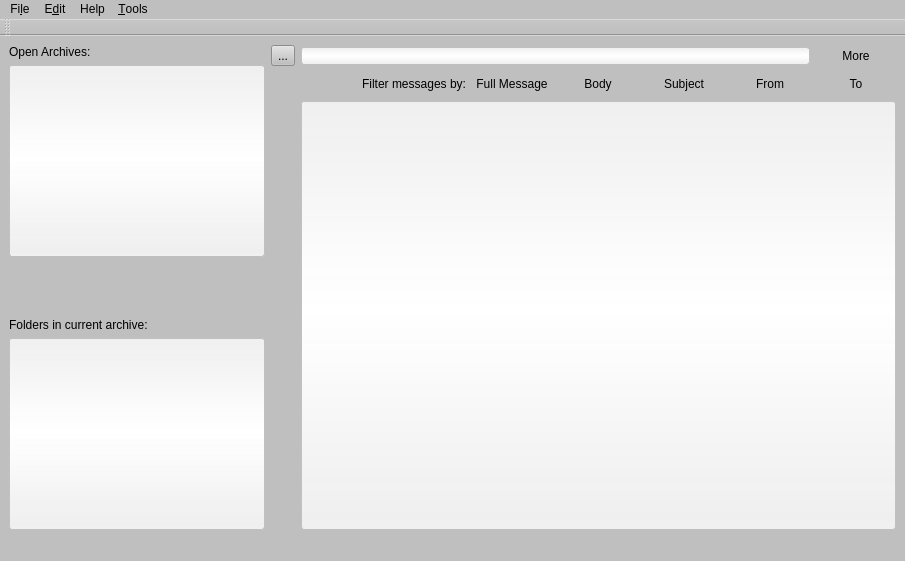
CarlosNihelton/MailArchiver, file src/MailArchiverWidget.ui: the form before one commit.
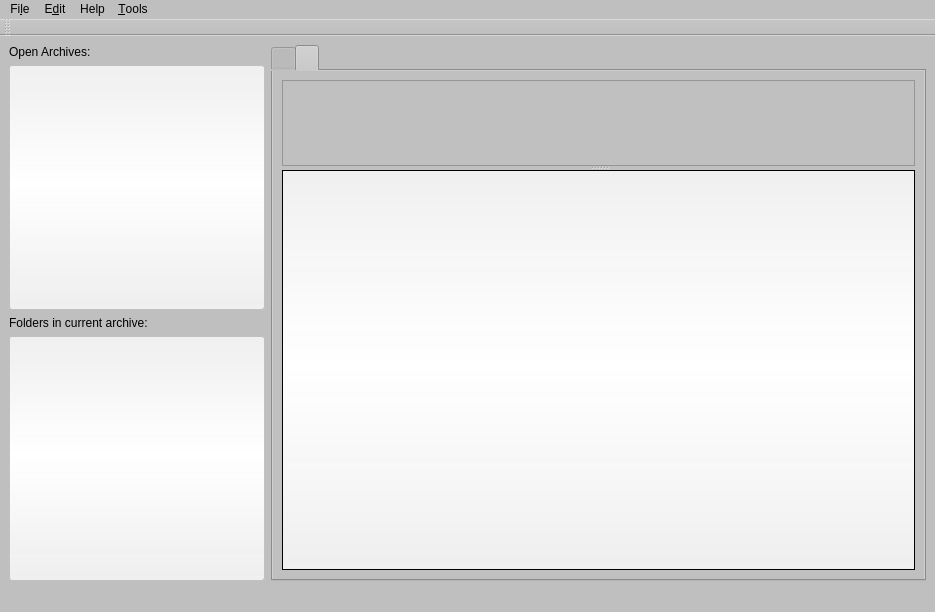
The form after the commit. The open tabs and pages were chosen to show the change. Icons and pictures are not drawn.

```diff
--- a/src/MailArchiverWidget.ui
+++ b/src/MailArchiverWidget.ui
@@ -6,8 +6,8 @@
    <rect>
     <x>0</x>
     <y>0</y>
-    <width>905</width>
-    <height>561</height>
+    <width>935</width>
+    <height>608</height>
    </rect>
   </property>
   <property name="sizePolicy">
@@ -49,7 +49,19 @@
       <property name="orientation">
        <enum>Qt::Horizontal</enum>
       </property>
-      <widget class="QWidget" name="gridLayoutWidget">
+      <widget class="QTabWidget" name="tabWidget">
+       <property name="currentIndex">
+        <number>0</number>
+       </property>
+       <property name="tabsClosable">
+        <bool>false</bool>
+       </property>
+       <widget class="QWidget" name="openArchive">
+        <attribute name="title">
+         <string>&lt;Open Archive&gt;</string>
+        </attribute>
+        <layout class="QGridLayout" name="gridLayout_2">
+         <item row="0" column="0">
        <layout class="QGridLayout" name="gridLayout">
         <item row="1" column="4">
          <widget class="QPushButton" name="body">
@@ -205,6 +217,85 @@
          </spacer>
         </item>
        </layout>
+         </item>
+        </layout>
+       </widget>
+       <widget class="QWidget" name="openMail">
+        <attribute name="title">
+         <string>&lt;Open EMail&gt;</string>
+        </attribute>
+        <layout class="QGridLayout" name="gridLayout_4">
+         <item row="0" column="0">
+          <widget class="QSplitter" name="splitter_2">
+           <property name="orientation">
+            <enum>Qt::Vertical</enum>
+           </property>
+           <widget class="QTextEdit" name="headerView">
+            <property name="enabled">
+             <bool>true</bool>
+            </property>
+            <property name="sizePolicy">
+             <sizepolicy hsizetype="Expanding" vsizetype="Preferred">
+              <horstretch>0</horstretch>
+              <verstretch>0</verstretch>
+             </sizepolicy>
+            </property>
+            <property name="minimumSize">
+             <size>
+              <width>0</width>
+              <height>84</height>
+             </size>
+            </property>
+            <property name="maximumSize">
+             <size>
+              <width>16777215</width>
+              <height>120</height>
+             </size>
+            </property>
+            <property name="undoRedoEnabled">
+             <bool>false</bool>
+            </property>
+            <property name="readOnly">
+             <bool>true</bool>
+            </property>
+            <property name="html">
+             <string>&lt;!DOCTYPE HTML PUBLIC &quot;-//W3C//DTD HTML 4.0//EN&quot; &quot;http://www.w3.org/TR/REC-html40/strict.dtd&quot;&gt;
+&lt;html&gt;&lt;head&gt;&lt;meta name=&quot;qrichtext&quot; content=&quot;1&quot; /&gt;&lt;style type=&quot;text/css&quot;&gt;
+p, li { white-space: pre-wrap; }
+&lt;/style&gt;&lt;/head&gt;&lt;body style=&quot; font-family:'Noto Sans'; font-size:10pt; font-weight:400; font-style:normal;&quot;&gt;
+&lt;p style=&quot;-qt-paragraph-type:empty; margin-top:0px; margin-bottom:0px; margin-left:0px; margin-right:0px; -qt-block-indent:0; text-indent:0px;&quot;&gt;&lt;br /&gt;&lt;/p&gt;&lt;/body&gt;&lt;/html&gt;</string>
+            </property>
+           </widget>
+           <widget class="QTextEdit" name="bodyView">
+            <property name="sizePolicy">
+             <sizepolicy hsizetype="Expanding" vsizetype="Expanding">
+              <horstretch>0</horstretch>
+              <verstretch>0</verstretch>
+             </sizepolicy>
+            </property>
+            <property name="minimumSize">
+             <size>
+              <width>0</width>
+              <height>400</height>
+             </size>
+            </property>
+            <property name="acceptDrops">
+             <bool>false</bool>
+            </property>
+            <property name="styleSheet">
+             <string notr="true">background-color: qlineargradient(spread:reflect, x1:1, y1:0, x2:1, y2:0.485, stop:0 rgba(240, 240, 240, 252), stop:1 rgba(255, 255, 255, 255));</string>
+            </property>
+            <property name="undoRedoEnabled">
+             <bool>false</bool>
+            </property>
+            <property name="readOnly">
+             <bool>true</bool>
+            </property>
+           </widget>
+          </widget>
+         </item>
+        </layout>
+       </widget>
       </widget>
      </widget>
     </item>
@@ -230,19 +321,6 @@
         </property>
        </widget>
       </item>
-      <item>
-       <spacer name="verticalSpacer">
-        <property name="orientation">
-         <enum>Qt::Vertical</enum>
-        </property>
-        <property name="sizeHint" stdset="0">
-         <size>
-          <width>20</width>
-          <height>40</height>
-         </size>
-        </property>
-       </spacer>
-      </item>
       <item>
        <widget class="QLabel" name="label_3">
         <property name="text">
@@ -269,7 +347,7 @@
     <rect>
      <x>0</x>
      <y>0</y>
-     <width>905</width>
+     <width>935</width>
      <height>30</height>
     </rect>
    </property>
```
Left out of the diff: 114 changed lines with no effect on the pictures. Lines whose indentation alone changed are shown as unchanged.
